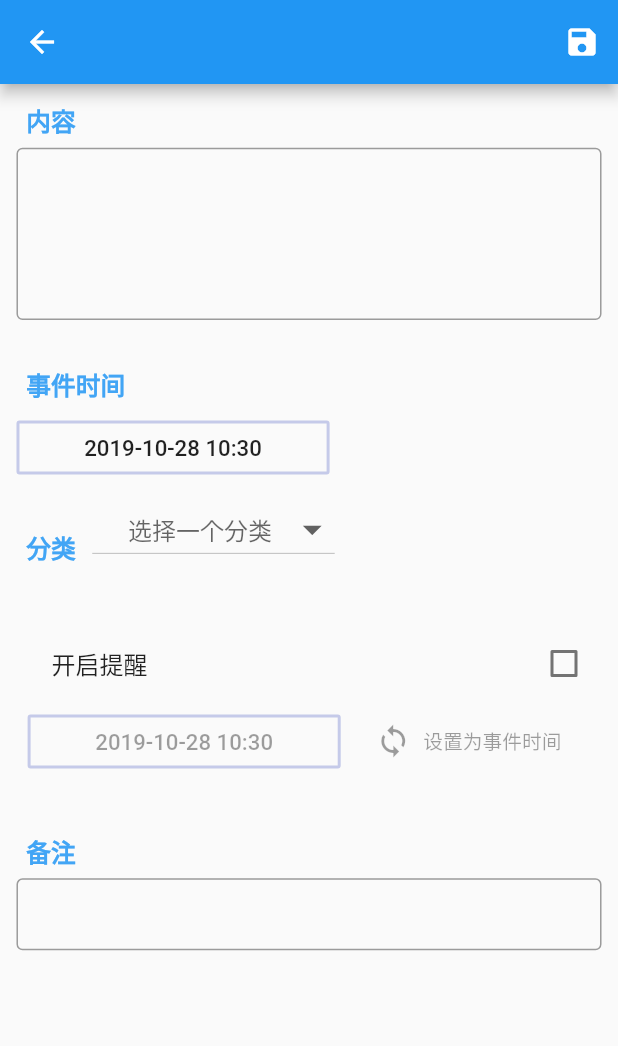
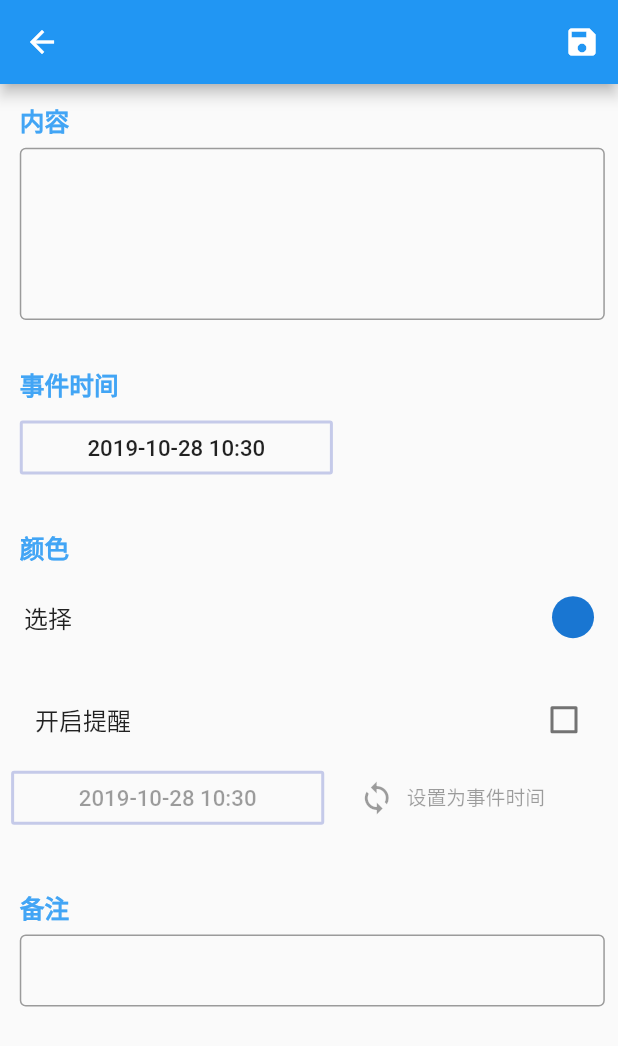
Before and after one commit to a1028737065/todo_flutter, a Flutter app: the screen it shows after launch, after a tap on the "add" icon, on a phone screen of 412 x 824 dp. Shown: the top 1046 px of the screen. Run offline on Flutter 3.47's test engine with Material 2 defaults, Android fonts, the phone set to English and light mode, and no system bars; our stand-ins replace flutter_datetime_picker, flutter_screenutil, sqflite; missing offline and left inert: flutter_material_color_picker; accounts and stored records are empty; statements that could not run were skipped.

Commit message:
颜色标记

```diff
--- a/lib/data_handle/item_handler.dart
+++ b/lib/data_handle/item_handler.dart
@@ -16,7 +16,7 @@ class ItemHandler {
   final String columnAlert = 'alert';
   final String columnStar = 'star';
   final String columnCommet = 'commet';
-  final String columnCategory = 'category';
+  final String columnColor = 'color';
 
   ItemHandler.internal();
   Future<Database> get db async {
@@ -39,11 +39,11 @@ CREATE TABLE $tableItem(
   $columnId INTEGER PRIMARY KEY AUTOINCREMENT,
   $columnText TEXT NOT NULL,
   $columnTime TEXT NOT NULL,
-  $columnAlertTime TEXT,
+  $columnAlertTime TEXT NOT NULL,
   $columnAlert INTEGER NOT NULL,
   $columnStar INTEGER NOT NULL,
   $columnCommet TEXT,
-  $columnCategory TEXT)
+  $columnColor TEXT NOT NULL)
 ''');
     });
 
@@ -65,7 +65,7 @@ CREATE TABLE $tableItem(
   Future<Item> getItem(int id) async {
     var _db = await db;
     List<Map> result = await _db.query(tableItem,
-        columns: [columnId, columnText, columnTime, columnAlertTime, columnAlert, columnStar, columnCommet, columnCategory],
+        columns: [columnId, columnText, columnTime, columnAlertTime, columnAlert, columnStar, columnCommet, columnColor],
         where: '$columnId = ?',
         whereArgs: [id]);
 
--- a/lib/data_handle/model/item.dart
+++ b/lib/data_handle/model/item.dart
@@ -6,7 +6,7 @@ class Item {
   bool alert; //Map中该项为true ? 1 : 0
   bool star;
   String commet;
-  String category;
+  String color;
 
   Map<String, dynamic> toMap() {
     var map = <String, dynamic>{
@@ -16,7 +16,7 @@ class Item {
       'alert': alert == true ? 1 : 0,
       'star': star == true ? 1 : 0,
       'commet': commet,
-      'category': category,
+      'color': color,
     };
     if (id != null) {
       map['id'] = id;
@@ -34,6 +34,6 @@ class Item {
     alert = map['alert'] == 1;
     star = map['star'] == 1;
     commet = map['commet'];
-    category = map['category'];
+    color = map['color'];
   }
 }
--- a/lib/main.dart
+++ b/lib/main.dart
@@ -1,9 +1,13 @@
 import 'package:flutter/material.dart';
 import 'package:flutter/services.dart';
+import 'package:todo/data_handle/item_handler.dart';
 import './page/main_page.dart';
 
 void main(){
-  SystemChrome.setPreferredOrientations([DeviceOrientation.portraitUp, DeviceOrientation.portraitDown]);
+  SystemChrome.setPreferredOrientations([DeviceOrientation.portraitUp, DeviceOrientation.portraitDown]); //锁定屏幕方向为竖屏，防止旋转屏幕导致页面布局出错
+
+  ItemHandler _i = new ItemHandler();
+  _i.deleteALL();
   runApp(new MyApp());
 }
 
--- a/lib/page/create_page.dart
+++ b/lib/page/create_page.dart
@@ -1,4 +1,5 @@
 import 'package:flutter/material.dart';
+import 'package:flutter_material_color_picker/flutter_material_color_picker.dart';
 import 'package:flutter_screenutil/flutter_screenutil.dart';
 import 'package:flutter_datetime_picker/flutter_datetime_picker.dart';
 import 'package:todo/data_handle/item_handler.dart';
@@ -19,9 +20,9 @@ class CreatePage extends StatefulWidget {
 class _CreatePageState extends State<CreatePage> {
   TextEditingController _controller1, _controller2;
   DateTime _time, _alertTime;
-  String _category; //初始化为分类第一个
   bool _isAlert = false;
   String _text, _commet;
+  Color _selectedColor = Color(0xffffffff), _nowColor;
 
   //TODO:需优化为只传入t
   void _showTimePicker(int i, DateTime t) async {
@@ -62,7 +63,7 @@ class _CreatePageState extends State<CreatePage> {
       'alert': _isAlert == true ? 1 : 0,
       'star': 0,
       'commet': _commet,
-      'category': _category,
+      'color': _selectedColor.toString(),
     });
 
     var _itemHandler = new ItemHandler();
@@ -81,7 +82,7 @@ class _CreatePageState extends State<CreatePage> {
 
   Widget _label(String text, int top) {
     return Container(
-      padding: EdgeInsets.only(bottom: ScreenUtil().setHeight(10),right: ScreenUtil().setWidth(20), top: ScreenUtil().setHeight(top), left: ScreenUtil().setWidth(12)),
+      padding: EdgeInsets.only(bottom: ScreenUtil().setHeight(10),right: ScreenUtil().setWidth(20), top: ScreenUtil().setHeight(top), left: ScreenUtil().setWidth(24)),
       child: Text(
         '$text',
         style: TextStyle(fontSize: ScreenUtil().setSp(30), color: Colors.blue[400], fontWeight: FontWeight.bold),
@@ -105,13 +106,13 @@ class _CreatePageState extends State<CreatePage> {
         ],
       ),
       body: SingleChildScrollView(
-          child: Padding(
-            padding: EdgeInsets.only(left: ScreenUtil().setWidth(20)),
         child: Column(
           crossAxisAlignment: CrossAxisAlignment.start,
           children: <Widget>[
             _label('内容', 20),
-                new Container(
+            Padding(
+              padding: EdgeInsets.only(left: ScreenUtil().setWidth(24)),
+              child: Container(
                 width: ScreenUtil().setWidth(710),
                 child: new TextField(
                   controller: _controller1,
@@ -129,12 +130,15 @@ class _CreatePageState extends State<CreatePage> {
                   style: TextStyle(fontSize: ScreenUtil().setSp(30)),
                 ),
               ),
+            ),
 
             Column(
               crossAxisAlignment: CrossAxisAlignment.start,
               children: <Widget>[
                 _label('事件时间', 50),
-                    Container(
+                Padding(
+                  padding: EdgeInsets.only(left: ScreenUtil().setWidth(24)),
+                  child: Container(
                     width: ScreenUtil().setWidth(380),
                     child: OutlineButton(
                       child: Text(
@@ -145,37 +149,59 @@ class _CreatePageState extends State<CreatePage> {
                       borderSide: BorderSide(color: Colors.indigo[100], width: 2),
                     ),
                   ),
+                ),
               ],
             ),
 
-                Row(
+            Column(
+              crossAxisAlignment: CrossAxisAlignment.start,
               children: <Widget>[
-                    _label('分类', 50),
-                    Container(
-                      child: new DropdownButton<String>(
-                        hint: Text(r'      选择一个分类   '),
-                        value: _category,
-                        onChanged: (String newValue) {
-                          setState(() {
-                            _category = newValue;
-                          });
+                _label('颜色', 50),
+                ListTile(
+                  title: Text('选择'),
+                  trailing: Container(
+                    width: 28,
+                    child: CircleAvatar(
+                      backgroundColor: _selectedColor,
+                    ),
+                  ),
+                  onTap: () {
+                    showDialog(
+                      context: context,
+                      builder: (BuildContext context) {
+                        return AlertDialog(
+                          title: const Text('选择标签颜色'),
+                          contentPadding: EdgeInsets.fromLTRB(10, 15, 10, 0),
+                          content: Container(
+                            height: ScreenUtil().setHeight(750),
+                            child: MaterialColorPicker(
+                              circleSize: ScreenUtil().setWidth(105),
+                              onColorChange: (Color color) {
+                                _nowColor = color;
                               },
-                        items: <String>['One', 'Two', 'Fre', 'Four', 'Four1', 'Four2', 'Four3', 'Four4', 'Four5', 'Four7', 'Four62']//不能重复
-                          .map<DropdownMenuItem<String>>((String value) {
-                            return DropdownMenuItem<String>(
-                              value: value,
-                              child: Text(value),
+                              selectedColor: _selectedColor
+                            ),
+                          ),
+                          actions: <Widget>[
+                            FlatButton(
+                              child: Text('确定'),
+                              onPressed: () {
+                                _selectedColor = _nowColor;
+                                setState(() {});
+                                Navigator.of(context).pop();
+                              },
+                            ),
+                          ],
                         );
-                          })
-                          .toList(),
-                        iconSize: 30,
-                      ),
+                      }
+                    );
+                  }
                 ),
               ],
             ),
 
             new Padding(
-                  padding: EdgeInsets.only(top: ScreenUtil().setHeight(50), left: ScreenUtil().setHeight(12),),
+              padding: EdgeInsets.only(top: ScreenUtil().setHeight(20), left: ScreenUtil().setHeight(12),),
               child: new Column(
                 crossAxisAlignment: CrossAxisAlignment.start,
                 children: <Widget>[
@@ -215,7 +241,6 @@ class _CreatePageState extends State<CreatePage> {
                             onPressed: _isAlert?() => _syncTime():null,
                           ),
                         ),
-
                       ],
                     )
                   ),
@@ -224,7 +249,9 @@ class _CreatePageState extends State<CreatePage> {
             ),
 
             _label('备注', 60),
-                new Container(
+            Padding(
+              padding: EdgeInsets.only(left: ScreenUtil().setWidth(24)),
+              child: Container(
                 width: ScreenUtil().setWidth(710),
                 child: new TextField(
                   controller: _controller2,
@@ -242,8 +269,8 @@ class _CreatePageState extends State<CreatePage> {
                   textInputAction: TextInputAction.next,
                 ),
               ),
+            )
           ],
-            ),
         ),
       ),
     );
--- a/lib/page/main_page.dart
+++ b/lib/page/main_page.dart
@@ -4,7 +4,7 @@ import '../component/todo_item.dart';
 import '../data_handle/item_handler.dart';
 import '../data_handle/model/item.dart';
 import '../page/create_page.dart';
-import 'package:jpush_flutter/jpush_flutter.dart';
+// import 'package:jpush_flutter/jpush_flutter.dart';
 
 class MainPage extends StatefulWidget {
   MainPage({Key key, this.title}) : super(key: key);
--- a/pubspec.yaml
+++ b/pubspec.yaml
@@ -26,7 +26,8 @@ dependencies:
   flutter_screenutil: ^0.6.0
   flutter_datetime_picker: ^1.2.6
   sqflite: ^1.1.7+1
-  jpush_flutter: ^0.1.0
+  # jpush_flutter: ^0.1.0
+  flutter_material_color_picker: ^1.0.5
 
 dev_dependencies:
   flutter_test:
```
Also changed, not shown: lib/component/todo_item.dart (+45 -19 lines), pubspec.lock, 3 other files. Lines whose indentation alone changed are shown as unchanged.
